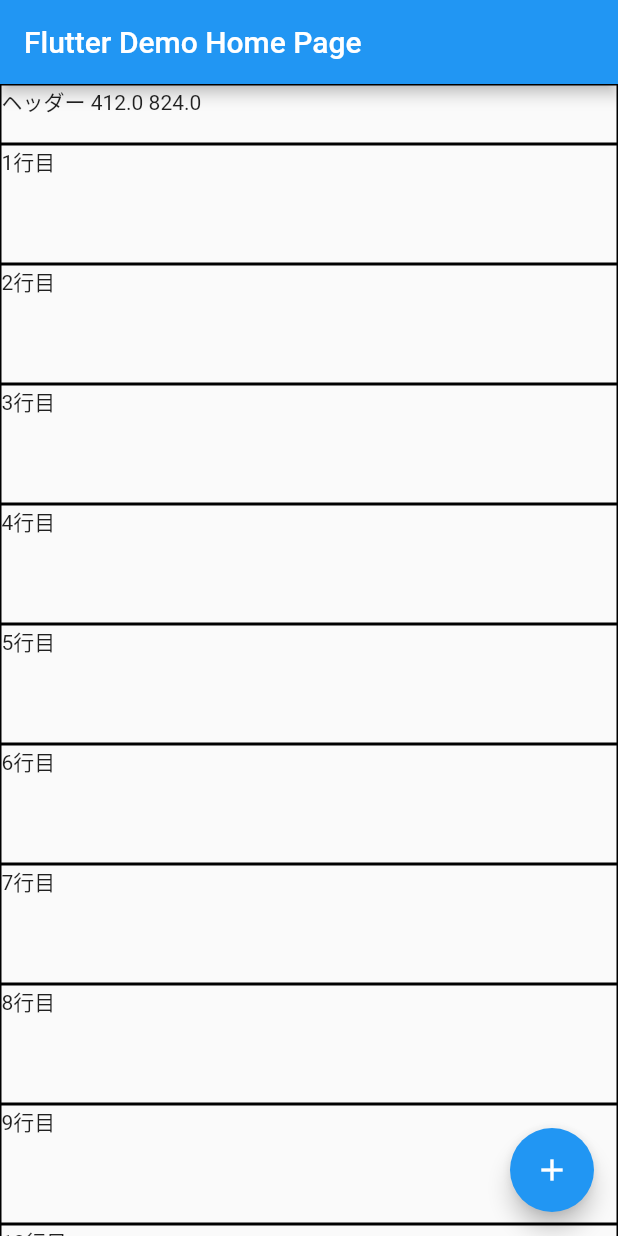
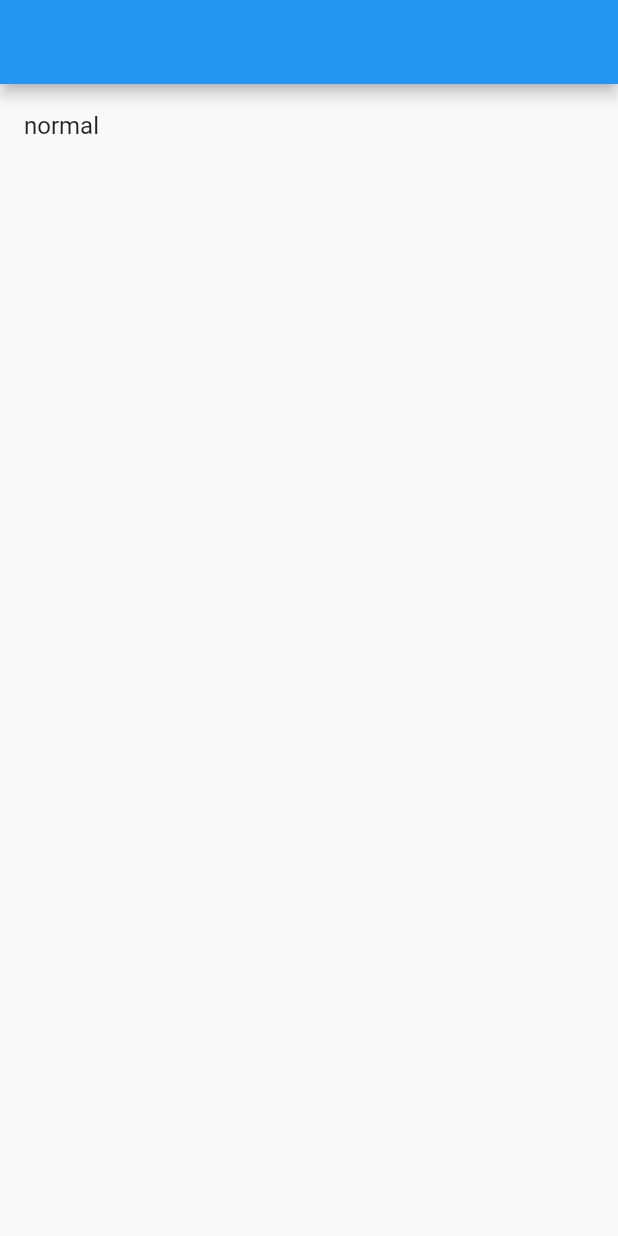
Before and after one commit to 0maru/flutter_widget_to_image, a Flutter app: the screen it shows after launch, on a phone screen of 412 x 824 dp. Run offline on Flutter 3.47's test engine with Material 2 defaults, Android fonts, the light colour scheme and no system bars.

Commit message:
処理ごとに分割

```diff
--- a/lib/convert_wiget_to_image.dart
+++ b/lib/convert_wiget_to_image.dart
@@ -22,7 +22,7 @@ class ConvertWidgetToImage {
     final logoImage = await loadLocalImage();
     ImagePainter(image)..paint(canvas, Size.infinite);
     // ロゴを追加する
-    ImagePainter(image, logo: logoImage)..paint(canvas, Size.infinite);
+    // ImagePainter(image, logo: logoImage)..paint(canvas, Size.infinite);
     print(image.width);
     print(image.height);
     final ui.Image renderImage = await recorder.endRecording().toImage(
--- a/lib/main.dart
+++ b/lib/main.dart
@@ -1,6 +1,5 @@
 import 'package:flutter/material.dart';
-import 'package:flutter/rendering.dart';
-import 'package:widget_to_image/convert_wiget_to_image.dart';
+import 'package:widget_to_image/pages/normal.dart';
 
 void main() {
   runApp(MyApp());
@@ -16,131 +15,29 @@ class MyApp extends StatelessWidget {
         primarySwatch: Colors.blue,
         visualDensity: VisualDensity.adaptivePlatformDensity,
       ),
-      home: MyHomePage(title: 'Flutter Demo Home Page'),
+      home: HomePage(),
     );
   }
 }
 
-class MyHomePage extends StatefulWidget {
-  MyHomePage({Key key, this.title}) : super(key: key);
-  final String title;
-
-  @override
-  _MyHomePageState createState() => _MyHomePageState();
-}
-
-class _MyHomePageState extends State<MyHomePage> {
-  final GlobalKey _globalKey = GlobalKey();
-
-  Widget _image;
-
+class HomePage extends StatelessWidget {
   @override
   Widget build(BuildContext context) {
-    return RepaintBoundary(
-      key: _globalKey,
-      child: Scaffold(
-        appBar: AppBar(
-          title: Text(widget.title),
-        ),
-        body: SizedBox(
-          height: MediaQuery.of(context).size.height,
-          width: MediaQuery.of(context).size.width,
-          child: SingleChildScrollView(
-            child: Column(
-              mainAxisAlignment: MainAxisAlignment.center,
-              children: <Widget>[
-                Container(
-                  width: MediaQuery.of(context).size.width,
-                  height: 40,
-                  child: Text(
-                      'ヘッダー ${MediaQuery.of(context).size.width} ${MediaQuery.of(context).size.height}'),
-                  decoration: BoxDecoration(border: Border.all()),
+    return Scaffold(
+      appBar: AppBar(),
+      body: Column(
+        children: [
+          ListTile(
+            title: Text('normal'),
+            onTap: () {
+              Navigator.of(context).push(
+                MaterialPageRoute(
+                  builder: (_) => NormalPage(),
                 ),
-                Container(
-                  width: MediaQuery.of(context).size.width,
-                  height: 80,
-                  child: Text('1行目'),
-                  decoration: BoxDecoration(border: Border.all()),
-                ),
-                Container(
-                  width: MediaQuery.of(context).size.width,
-                  height: 80,
-                  child: Text('2行目'),
-                  decoration: BoxDecoration(border: Border.all()),
-                ),
-                Container(
-                  width: MediaQuery.of(context).size.width,
-                  height: 80,
-                  child: Text('3行目'),
-                  decoration: BoxDecoration(border: Border.all()),
-                ),
-                Container(
-                  width: MediaQuery.of(context).size.width,
-                  height: 80,
-                  child: Text('4行目'),
-                  decoration: BoxDecoration(border: Border.all()),
-                ),
-                Container(
-                  width: MediaQuery.of(context).size.width,
-                  height: 80,
-                  child: Text('5行目'),
-                  decoration: BoxDecoration(border: Border.all()),
-                ),
-                Container(
-                  width: MediaQuery.of(context).size.width,
-                  height: 80,
-                  child: Text('6行目'),
-                  decoration: BoxDecoration(border: Border.all()),
-                ),
-                Container(
-                  width: MediaQuery.of(context).size.width,
-                  height: 80,
-                  child: Text('7行目'),
-                  decoration: BoxDecoration(border: Border.all()),
-                ),
-                Container(
-                  width: MediaQuery.of(context).size.width,
-                  height: 80,
-                  child: Text('8行目'),
-                  decoration: BoxDecoration(border: Border.all()),
-                ),
-                Container(
-                  width: MediaQuery.of(context).size.width,
-                  height: 80,
-                  child: Text('9行目'),
-                  decoration: BoxDecoration(border: Border.all()),
-                ),
-                Container(
-                  width: MediaQuery.of(context).size.width,
-                  height: 80,
-                  child: Text('10行目'),
-                  decoration: BoxDecoration(border: Border.all()),
-                ),
-                SizedBox(height: 300),
-                Text('表示範囲外'),
-                SizedBox(height: 300),
-              ],
-            ),
+              );
+            },
           ),
-        ),
-        floatingActionButton: FloatingActionButton(
-          onPressed: () async {
-            await ConvertWidgetToImage().execute(_globalKey);
-            showDialog(
-              context: context,
-              builder: (_) => AlertDialog(
-                title: Text('↓生成された画像↓'),
-                content: Container(
-                  width: MediaQuery.of(context).size.width * 0.8,
-                  child: _image,
-                  decoration: BoxDecoration(border: Border.all()),
-                ),
-              ),
-            );
-          },
-          tooltip: 'Increment',
-          child: Icon(Icons.add),
-        ),
+        ],
       ),
     );
   }
```
Also changed, not shown: lib/pages/normal.dart (added, +67 -0 lines).
